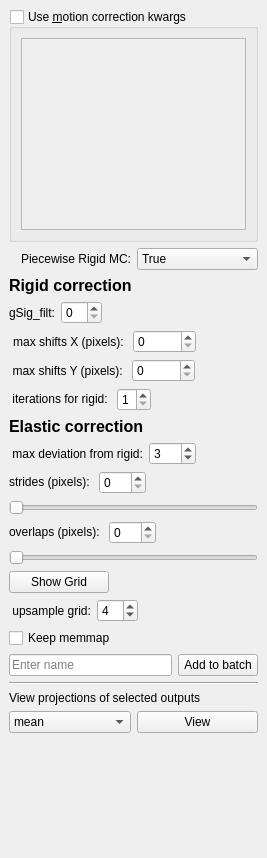
Old version of the form caiman_napari/ui_files/mcorr_template_dockwidget.ui in the repository nel-lab/mesmerize-napari.
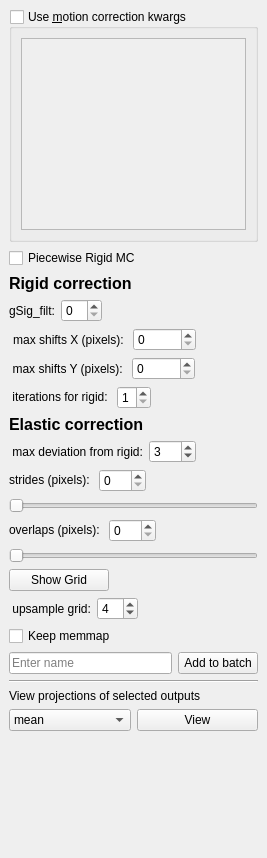
New version of the form.

Commit message: Changed mcorr gui to have checkbox for doing rigid/nonrigd MC

Diff of the .ui file:
```diff
--- a/caiman_napari/ui_files/mcorr_template_dockwidget.ui
+++ b/caiman_napari/ui_files/mcorr_template_dockwidget.ui
@@ -52,35 +52,20 @@
      </widget>
     </item>
     <item>
-     <layout class="QHBoxLayout" name="horizontalLayout_21">
+     <layout class="QHBoxLayout" name="horizontalLayout_21"/>
+    </item>
       <item>
-       <widget class="QLabel" name="label_11">
+     <widget class="QCheckBox" name="checkBoxRigidMC">
         <property name="layoutDirection">
          <enum>Qt::LeftToRight</enum>
         </property>
         <property name="text">
-         <string>Piecewise Rigid MC:</string>
-        </property>
-        <property name="alignment">
-         <set>Qt::AlignRight|Qt::AlignTrailing|Qt::AlignVCenter</set>
-        </property>
-       </widget>
-      </item>
-      <item>
-       <widget class="QComboBox" name="comboBoxPwRigidBool">
-        <item>
-         <property name="text">
-          <string>True</string>
-         </property>
-        </item>
-        <item>
-         <property name="text">
-          <string>False</string>
-         </property>
-        </item>
-       </widget>
-      </item>
-     </layout>
+       <string>Piecewise Rigid MC</string>
+      </property>
+      <property name="checked">
+       <bool>false</bool>
+      </property>
+     </widget>
     </item>
     <item>
      <widget class="QLabel" name="label_16">
```
Left out of the diff: 1 changed line with no effect on the pictures. Lines whose indentation alone changed are shown as unchanged. The commit also changes 2 other files.
